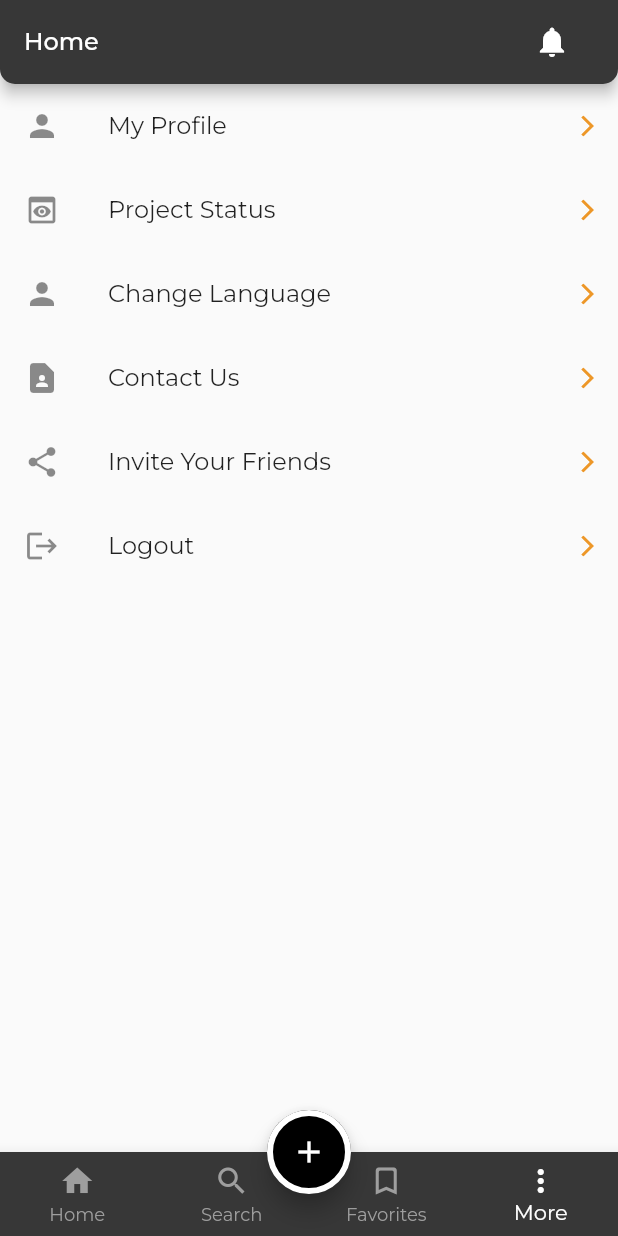
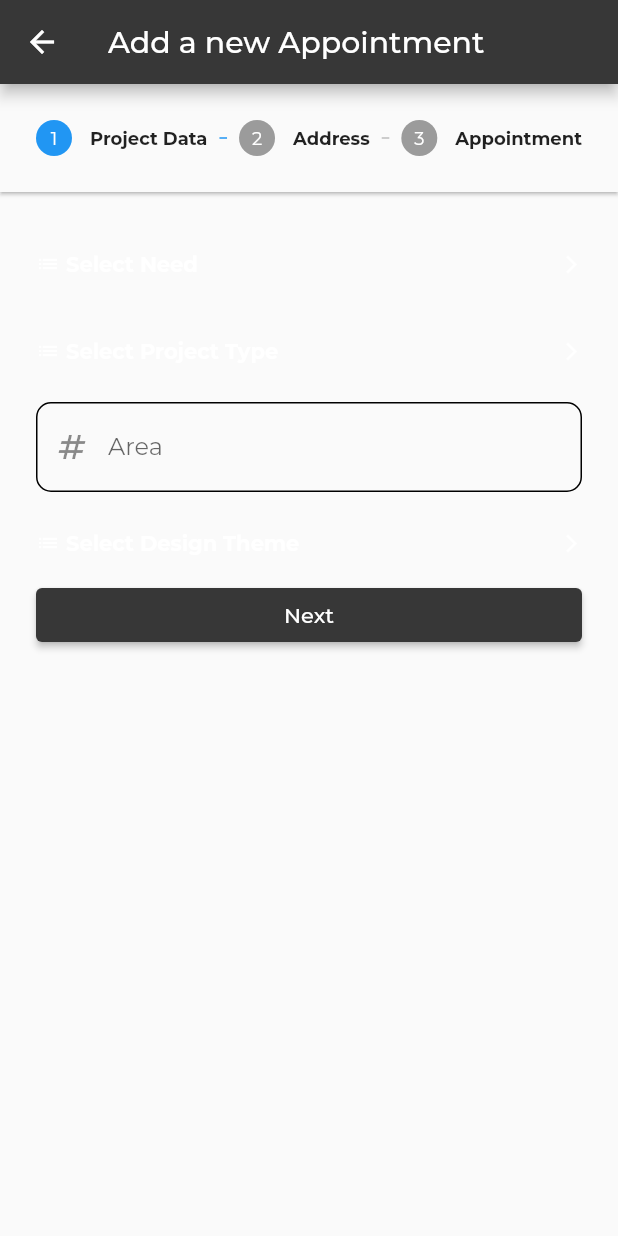
Before and after one commit to josephmaged/designsprit, a Flutter app: the MainScreenView screen opened by its route, item 4 of the bottom bar chosen, after a tap on the "add" icon, on a phone screen of 412 x 824 dp. Run offline on Flutter 3.47's test engine with Material 2 defaults, Android fonts, the phone set to English and light mode, and no system bars; our stand-ins replace bloc, cached_network_image, carousel_slider, dartz, dio, easy_localization and 13 more; accounts and stored records are empty; project files that could hold a hidden picture were left out.

Commit message:
add appointment screen

```diff
--- a/lib/core/utils/app_router.dart
+++ b/lib/core/utils/app_router.dart
@@ -1,3 +1,6 @@
+import 'package:designsprit/core/utils/service_locator.dart';
+import 'package:designsprit/features/add_appointment/presentation/cubit/add_appointment_cubit.dart';
+import 'package:designsprit/features/add_appointment/presentation/pages/add_appointment.dart';
 import 'package:designsprit/features/auth/login/presentation/pages/login_view.dart';
 import 'package:designsprit/features/auth/register/presentation/pages/register_view.dart';
 import 'package:designsprit/features/home/presentation/pages/home_view.dart';
@@ -6,6 +9,9 @@ import 'package:designsprit/features/more/presentation/pages/more_page.dart';
 import 'package:designsprit/features/onboarding/presentation/pages/onboarding_view.dart';
 import 'package:designsprit/features/profile/presentation/pages/profile_view.dart';
 import 'package:designsprit/features/splash/presentation/pages/splash_view.dart';
+import 'package:flutter/material.dart';
+import 'package:flutter_bloc/flutter_bloc.dart';
+import 'package:flutter_screenutil/flutter_screenutil.dart';
 import 'package:go_router/go_router.dart';
 
 abstract class AppRouter {
@@ -16,7 +22,7 @@ abstract class AppRouter {
   static const kBookDetailsView = '/bookDetailsView';
   static const kSearchView = '/searchView';
   static const kRegisterView = '/registerView';
-  static const kProjectView = '/projectView';
+  static const kAppointmentView = '/addAppointment';
   static const kMoreView = '/moreView';
   static const kProfileView = '/profileView';
 
@@ -24,7 +30,15 @@ abstract class AppRouter {
     routes: [
       GoRoute(
         path: '/',
-        builder: (context, state) => const SplashView(),
+        builder: (context, state) => ScreenUtilInit(
+          designSize: Size(
+            MediaQuery.of(context).size.width,
+            MediaQuery.of(context).size.height,
+          ),
+          builder: (BuildContext context, Widget? child) {
+            return const SplashView();
+          },
+        ),
       ),
       GoRoute(
         path: konBoardingView,
@@ -53,18 +67,14 @@ abstract class AppRouter {
       GoRoute(
         path: kProfileView,
         builder: (context, state) => const ProfileView(),
-      )
-      // GoRoute(
-      //   path: kBookDetailsView,
-      //   builder: (context, state) => BlocProvider(
-      //     create: (context) => SimilarBooksCubit(
-      //       getIt.get<HomeRepoImpl>(),
-      //     ),
-      //     child: BookDetailsView(
-      //       bookModel: state.extra as BookModel,
-      //     ),
-      //   ),
-      // ),
+      ),
+      GoRoute(
+        path: kAppointmentView,
+        builder: (context, state) => BlocProvider(
+          create: (context) => sl<AddAppointmentCubit>(),
+          child: const AddAppointment(),
+        ),
+      ),
     ],
   );
 }
--- a/lib/core/utils/service_locator.dart
+++ b/lib/core/utils/service_locator.dart
@@ -1,3 +1,4 @@
+import 'package:designsprit/features/add_appointment/presentation/cubit/add_appointment_cubit.dart';
 import 'package:designsprit/features/auth/login/data/data_sources/login_remote_data_source.dart';
 import 'package:designsprit/features/auth/login/data/repositories/login_repo.dart';
 import 'package:designsprit/features/auth/login/domain/repositories/base_login_repo.dart';
@@ -36,6 +37,7 @@ class SetupServiceLocator {
     sl.registerFactory(() => RegisterCubit(sl(), sl()));
     sl.registerFactory(() => MainScreenCubit());
     sl.registerFactory(() => HomeCubit(sl(), sl()));
+    sl.registerFactory(() => AddAppointmentCubit());
 
     /// Register
     /// USE CASES
--- a/lib/core/utils/strings.dart
+++ b/lib/core/utils/strings.dart
@@ -54,4 +54,5 @@ class AppStrings{
   static const String logout = 'Logout';
   static const String projectStatus = 'Project Status';
   static const String updateProfile = 'Update';
+  static const String addAppointment = 'Add a new Appointment';
 }
--- a/lib/core/widgets/custom_form_field.dart
+++ b/lib/core/widgets/custom_form_field.dart
@@ -1,5 +1,3 @@
-
-import 'package:country_code_picker/country_code_picker.dart';
 import 'package:flutter/material.dart';
 
 class CustomTextFormField extends StatelessWidget {
--- /dev/null
+++ b/lib/features/add_appointment/presentation/cubit/add_appointment_cubit.dart
@@ -0,0 +1,75 @@
+import 'package:bloc/bloc.dart';
+import 'package:designsprit/features/add_appointment/presentation/widgets/step_one_view.dart';
+import 'package:designsprit/features/add_appointment/presentation/widgets/step_three.dart';
+import 'package:designsprit/features/add_appointment/presentation/widgets/step_two_view.dart';
+import 'package:equatable/equatable.dart';
+import 'package:flutter/material.dart';
+import 'package:flutter_bloc/flutter_bloc.dart';
+import 'package:flutter_screenutil/flutter_screenutil.dart';
+
+part 'add_appointment_state.dart';
+
+class AddAppointmentCubit extends Cubit<AddAppointmentState> {
+  AddAppointmentCubit() : super(const AddAppointmentState());
+
+  static AddAppointmentCubit get(context) => BlocProvider.of(context);
+
+  int currentStep = 0;
+
+  void addStep() {
+    currentStep += 1;
+    emit(
+      state.copyWith(
+        currentStep: currentStep,
+      ),
+    );
+  }
+
+  void minusStep() {
+    currentStep -= 1;
+    emit(
+      state.copyWith(
+        currentStep: currentStep,
+      ),
+    );
+  }
+
+  List<Step> getSteps() => [
+        Step(
+          state: currentStep > 0 ? StepState.complete : StepState.indexed,
+          title: Text(
+            'Project Data',
+            style: TextStyle(
+              fontSize: 12.sp,
+              fontWeight: FontWeight.bold,
+            ),
+          ),
+          content: const StepOne(),
+          isActive: currentStep >= 0,
+        ),
+        Step(
+          state: currentStep > 1 ? StepState.complete : StepState.indexed,
+          title: Text(
+            'Address',
+            style: TextStyle(
+              fontSize: 12.sp,
+              fontWeight: FontWeight.bold,
+            ),
+          ),
+          content: StepTwo(),
+          isActive: currentStep >= 1,
+        ),
+        Step(
+          state: currentStep > 2 ? StepState.complete : StepState.indexed,
+          title: Text(
+            'Appointment',
+            style: TextStyle(
+              fontSize: 12.sp,
+              fontWeight: FontWeight.bold,
+            ),
+          ),
+          content: const StepThree(),
+          isActive: currentStep >= 2,
+        ),
+      ];
+}
--- /dev/null
+++ b/lib/features/add_appointment/presentation/cubit/add_appointment_state.dart
@@ -0,0 +1,22 @@
+part of 'add_appointment_cubit.dart';
+
+class AddAppointmentState extends Equatable {
+  final int? currentStep;
+
+  const AddAppointmentState({
+    this.currentStep,
+  });
+
+  AddAppointmentState copyWith({
+    int? currentStep,
+  }) {
+    return AddAppointmentState(
+      currentStep: currentStep ?? this.currentStep,
+    );
+  }
+
+  @override
+  List<Object?> get props => [
+        currentStep,
+      ];
+}
--- /dev/null
+++ b/lib/features/add_appointment/presentation/pages/add_appointment.dart
@@ -0,0 +1,62 @@
+import 'package:designsprit/core/utils/service_locator.dart';
+import 'package:designsprit/core/utils/strings.dart';
+import 'package:designsprit/features/add_appointment/presentation/cubit/add_appointment_cubit.dart';
+import 'package:flutter/material.dart';
+import 'package:flutter_bloc/flutter_bloc.dart';
+
+class AddAppointment extends StatelessWidget {
+  const AddAppointment({super.key});
+
+  @override
+  Widget build(BuildContext context) {
+    var cubit = AddAppointmentCubit.get(context);
+    return BlocConsumer<AddAppointmentCubit, AddAppointmentState>(
+      listener: (context, state) {},
+      builder: (context, state) {
+        return Scaffold(
+          appBar: AppBar(
+            title: const Text(AppStrings.addAppointment),
+          ),
+          body: Stepper(
+              steps: cubit.getSteps(),
+              currentStep: cubit.currentStep,
+              type: StepperType.horizontal,
+              elevation: 1,
+              onStepContinue: () {
+                final isLastStep = cubit.currentStep == cubit.getSteps().length - 1;
+                if (isLastStep) {
+                } else {
+                  cubit.addStep();
+                }
+              },
+              onStepCancel: () => cubit.currentStep == 0 ? null : cubit.minusStep(),
+              controlsBuilder: (context, details) {
+                return Row(
+                  mainAxisAlignment: MainAxisAlignment.spaceBetween,
+                  children: [
+                    if (cubit.currentStep != 0)
+                      Expanded(
+                        child: ElevatedButton(
+                          onPressed: details.onStepCancel,
+                          child: const Text("Previous"),
+                        ),
+                      ),
+                    if (cubit.currentStep != 0)
+                      const SizedBox(
+                        width: 50,
+                      ),
+                    Expanded(
+                      child: ElevatedButton(
+                        onPressed: details.onStepContinue,
+                        child: const Text("Next"),
+                      ),
+                    ),
+                  ],
+                );
+              },
+              onStepTapped: (value) => cubit.currentStep = value),
+        );
+      },
+    );
+  }
+}
--- /dev/null
+++ b/lib/features/add_appointment/presentation/widgets/step_one_view.dart
@@ -0,0 +1,217 @@
+import 'package:designsprit/core/widgets/custom_form_field.dart';
+import 'package:flutter/material.dart';
+
+class StepOne extends StatefulWidget {
+  const StepOne({Key? key}) : super(key: key);
+
+  @override
+  State<StepOne> createState() => _StepOneState();
+}
+
+class _StepOneState extends State<StepOne> {
+  final List<String> items = [
+    'Item1',
+    'Item2',
+    'Item3',
+    'Item4',
+    'Item5',
+    'Item6',
+    'Item7',
+    'Item8',
+  ];
+  String? selectedValue1;
+  String? selectedValue2;
+  String? selectedValue3;
+  String? selectedValue4;
+  TextEditingController area = TextEditingController();
+
+  @override
+  Widget build(BuildContext context) {
+    return SingleChildScrollView(
+      child: Column(
+        crossAxisAlignment: CrossAxisAlignment.stretch,
+        children: [
+          DropdownButtonHideUnderline(
+            child: DropdownButton(
+              isExpanded: true,
+              hint: Row(
+                children: const [
+                  Icon(
+                    Icons.list,
+                    size: 16,
+                    color: Colors.white,
+                  ),
+                  SizedBox(
+                    width: 4,
+                  ),
+                  Expanded(
+                    child: Text(
+                      'Select Need',
+                      style: TextStyle(
+                        fontSize: 14,
+                        fontWeight: FontWeight.bold,
+                        color: Colors.white,
+                      ),
+                      overflow: TextOverflow.ellipsis,
+                    ),
+                  ),
+                ],
+              ),
+              items: items
+                  .map((item) => DropdownMenuItem<String>(
+                        value: item,
+                        child: Text(
+                          item,
+                          style: const TextStyle(
+                            fontSize: 14,
+                            fontWeight: FontWeight.bold,
+                            color: Colors.white,
+                          ),
+                          overflow: TextOverflow.ellipsis,
+                        ),
+                      ))
+                  .toList(),
+              value: selectedValue1,
+              onChanged: (value) {
+                setState(() {
+                  selectedValue1 = value as String;
+                });
+              },
+              icon: const Icon(
+                Icons.arrow_forward_ios_outlined,
+              ),
+              iconSize: 14,
+              iconEnabledColor: Colors.white,
+              iconDisabledColor: Colors.grey,
+            ),
+          ),
+          const SizedBox(
+            height: 10,
+          ),
+          DropdownButtonHideUnderline(
+            child: DropdownButton(
+              isExpanded: true,
+              hint: Row(
+                children: const [
+                  Icon(
+                    Icons.list,
+                    size: 16,
+                    color: Colors.white,
+                  ),
+                  SizedBox(
+                    width: 4,
+                  ),
+                  Expanded(
+                    child: Text(
+                      'Select Project Type',
+                      style: TextStyle(
+                        fontSize: 14,
+                        fontWeight: FontWeight.bold,
+                        color: Colors.white,
+                      ),
+                      overflow: TextOverflow.ellipsis,
+                    ),
+                  ),
+                ],
+              ),
+              items: items
+                  .map((item) => DropdownMenuItem<String>(
+                        value: item,
+                        child: Text(
+                          item,
+                          style: const TextStyle(
+                            fontSize: 14,
+                            fontWeight: FontWeight.bold,
+                            color: Colors.white,
+                          ),
+                          overflow: TextOverflow.ellipsis,
+                        ),
+                      ))
+                  .toList(),
+              value: selectedValue2,
+              onChanged: (value) {
+                setState(() {
+                  selectedValue2 = value as String;
+                });
+              },
+              icon: const Icon(
+                Icons.arrow_forward_ios_outlined,
+              ),
+              iconSize: 14,
+              iconEnabledColor: Colors.white,
+              iconDisabledColor: Colors.grey,
+            ),
+          ),
+          const SizedBox(
+            height: 10,
+          ),
+          CustomTextFormField(
+            controller: area,
+            textInputType: TextInputType.number,
+            validator: (value) {},
+            label: 'Area',
+            prefixWidget: const Icon(Icons.numbers),
+            errorMessage: 'Please enter Area',
+          ),
+          const SizedBox(
+            height: 10,
+          ),
+          DropdownButtonHideUnderline(
+            child: DropdownButton(
+              isExpanded: true,
+              hint: Row(
+                children: const [
+                  Icon(
+                    Icons.list,
+                    size: 16,
+                    color: Colors.white,
+                  ),
+                  SizedBox(
+                    width: 4,
+                  ),
+                  Expanded(
+                    child: Text(
+                      'Select Design Theme',
+                      style: TextStyle(
+                        fontSize: 14,
+                        fontWeight: FontWeight.bold,
+                        color: Colors.white,
+                      ),
+                      overflow: TextOverflow.ellipsis,
+                    ),
+                  ),
+                ],
+              ),
+              items: items
+                  .map((item) => DropdownMenuItem<String>(
+                        value: item,
+                        child: Text(
+                          item,
+                          style: const TextStyle(
+                            fontSize: 14,
+                            fontWeight: FontWeight.bold,
+                            color: Colors.white,
+                          ),
+                          overflow: TextOverflow.ellipsis,
+                        ),
+                      ))
+                  .toList(),
+              value: selectedValue4,
+              onChanged: (value) {
+                setState(() {
+                  selectedValue4 = value as String;
+                });
+              },
+              icon: const Icon(
+                Icons.arrow_forward_ios_outlined,
+              ),
+              iconSize: 14,
+              iconEnabledColor: Colors.white,
+              iconDisabledColor: Colors.grey,
+            ),
+          ),
+        ],
+      ),
+    );
+  }
+}
--- /dev/null
+++ b/lib/features/add_appointment/presentation/widgets/step_three.dart
@@ -0,0 +1,116 @@
+import 'package:flutter/material.dart';
+import 'package:syncfusion_flutter_calendar/calendar.dart';
+
+class StepThree extends StatefulWidget {
+  const StepThree({Key? key}) : super(key: key);
+
+  @override
+  State<StepThree> createState() => _StepThreeState();
+}
+
+class _StepThreeState extends State<StepThree> {
+  List<Meeting> _getDataSource() {
+    final List<Meeting> meetings = <Meeting>[];
+    final DateTime today = DateTime.now();
+    final DateTime startTime = DateTime(today.year, today.month, today.day, 13);
+    final DateTime endTime = startTime.add(const Duration(hours: 4));
+    meetings.add(Meeting(
+        'Conference demo', startTime, endTime, const Color(0xFF0F8644), false));
+    return meetings;
+  }
+
+  final List<CalendarView> _allowedViews = <CalendarView>[
+    CalendarView.timelineDay,
+    CalendarView.timelineWeek,
+    CalendarView.timelineWorkWeek,
+    CalendarView.timelineMonth,
+    CalendarView.day,
+    CalendarView.week,
+    CalendarView.workWeek,
+    CalendarView.month,
+    CalendarView.schedule
+  ];
+
+  @override
+  Widget build(BuildContext context) {
+    return SfCalendar(
+        controller: CalendarController(),
+        allowedViews: _allowedViews,
+        initialSelectedDate: DateTime.now(),
+        view: CalendarView.month,
+        showNavigationArrow: true,
+        showDatePickerButton: true,
+        blackoutDatesTextStyle:
+            TextStyle(decoration: TextDecoration.overline, color: Colors.red),
+        dataSource: MeetingDataSource(_getDataSource()),
+        monthViewSettings: const MonthViewSettings(
+            appointmentDisplayMode: MonthAppointmentDisplayMode.appointment),
+        initialDisplayDate: DateTime(
+            DateTime.now().year, DateTime.now().month, DateTime.now().day),
+        timeSlotViewSettings: const TimeSlotViewSettings(
+            minimumAppointmentDuration: Duration(minutes: 60)));
+  }
+}
+
+class MeetingDataSource extends CalendarDataSource {
+  /// Creates a meeting data source, which used to set the appointment
+  /// collection to the calendar
+  MeetingDataSource(List<Meeting> source) {
+    appointments = source;
+  }
+
+  @override
+  DateTime getStartTime(int index) {
+    return _getMeetingData(index).from;
+  }
+
+  @override
+  DateTime getEndTime(int index) {
+    return _getMeetingData(index).to;
+  }
+
+  @override
+  String getSubject(int index) {
+    return _getMeetingData(index).eventName;
+  }
+
+  @override
+  Color getColor(int index) {
+    return _getMeetingData(index).background;
+  }
+
+  @override
+  bool isAllDay(int index) {
+    return _getMeetingData(index).isAllDay;
+  }
+
+  Meeting _getMeetingData(int index) {
+    final dynamic meeting = appointments![index];
+    late final Meeting meetingData;
+    if (meeting is Meeting) {
+      meetingData = meeting;
+    }
+
+    return meetingData;
+  }
+}
+
+class Meeting {
+  /// Creates a meeting class with required details.
+  Meeting(this.eventName, this.from, this.to, this.background, this.isAllDay);
+
+  /// Event name which is equivalent to subject property of [Appointment].
+  String eventName;
+
+  /// From which is equivalent to start time property of [Appointment].
+  DateTime from;
+
+  /// To which is equivalent to end time property of [Appointment].
+  DateTime to;
+
+  /// Background which is equivalent to color property of [Appointment].
+  Color background;
+
+  /// IsAllDay which is equivalent to isAllDay property of [Appointment].
+  bool isAllDay;
+}
--- /dev/null
+++ b/lib/features/add_appointment/presentation/widgets/step_two_view.dart
@@ -0,0 +1,57 @@
+import 'package:designsprit/core/widgets/custom_form_field.dart';
+import 'package:flutter/material.dart';
+
+class StepTwo extends StatelessWidget {
+  TextEditingController country = TextEditingController();
+  TextEditingController government = TextEditingController();
+  TextEditingController region = TextEditingController();
+  TextEditingController address = TextEditingController();
+
+  @override
+  Widget build(BuildContext context) {
+    return Column(
+      children: [
+        CustomTextFormField(
+          controller: country,
+          textInputType: TextInputType.streetAddress,
+          validator: (value) {},
+          label: 'Country',
+          errorMessage: 'Please enter a country',
+        ),
+        const SizedBox(
+          height: 10,
+        ),
+        CustomTextFormField(
+          controller: country,
+          textInputType: TextInputType.streetAddress,
+          validator: (value) {},
+          label: 'Government',
+          errorMessage: 'Please enter a government',
+        ),
+        const SizedBox(
+          height: 10,
+        ),
+        CustomTextFormField(
+          controller: country,
+          textInputType: TextInputType.streetAddress,
+          validator: (value) {},
+          label: 'Region',
+          errorMessage: 'Please enter a region',
+        ),
+        const SizedBox(
+          height: 10,
+        ),
+        CustomTextFormField(
+          controller: country,
+          textInputType: TextInputType.streetAddress,
+          validator: (value) {},
+          label: 'Address',
+          errorMessage: 'Please enter address',
+        ),
+        const SizedBox(
+          height: 10,
+        ),
+      ],
+    );
+  }
+}
--- a/lib/features/auth/login/presentation/widgets/login_view_body.dart
+++ b/lib/features/auth/login/presentation/widgets/login_view_body.dart
@@ -1,9 +1,7 @@
 import 'package:designsprit/constants.dart';
 import 'package:designsprit/core/utils/app_router.dart';
 import 'package:designsprit/core/utils/assets.dart';
-import 'package:designsprit/core/utils/cache_helper.dart';
 import 'package:designsprit/core/utils/enum.dart';
-import 'package:designsprit/core/utils/function/custom_snack_bar.dart';
 import 'package:designsprit/core/utils/strings.dart';
 import 'package:designsprit/core/utils/styles.dart';
 import 'package:designsprit/core/utils/validator.dart';
@@ -14,9 +12,7 @@ import 'package:designsprit/features/auth/login/presentation/cubit/login_cubit.d
 import 'package:flutter/material.dart';
 import 'package:flutter_bloc/flutter_bloc.dart';
 import 'package:go_router/go_router.dart';
-import 'package:modal_progress_hud_nsn/modal_progress_hud_nsn.dart';
 
-import 'login_form.dart';
 
 class LoginViewBody extends StatelessWidget {
   final _formKey = GlobalKey<FormState>();
--- a/lib/features/auth/register/presentation/widgets/register_view_body.dart
+++ b/lib/features/auth/register/presentation/widgets/register_view_body.dart
@@ -1,4 +1,3 @@
-import 'package:country_code_picker/country_code_picker.dart';
 import 'package:designsprit/core/utils/app_router.dart';
 import 'package:designsprit/core/utils/assets.dart';
 import 'package:designsprit/core/utils/enum.dart';
@@ -69,7 +68,7 @@ class RegisterViewBody extends StatelessWidget {
                             const SizedBox(
                               height: 12,
                             ),
-                            CustomTextFormField(
+                            /*CustomTextFormField(
                               validator: (value) => Validator.validateNumber(value),
                               prefixWidget: CountryCodePicker(
                                 initialSelection: initialCountry,
@@ -84,7 +83,7 @@ class RegisterViewBody extends StatelessWidget {
                               errorMessage: "Enter your phone number",
                               label: "Phone Number",
                               textInputType: TextInputType.phone,
-                            ),
+                            ),*/
                             const SizedBox(
                               height: 12,
                             ),
--- a/lib/features/main_screen/page/main_screen_view.dart
+++ b/lib/features/main_screen/page/main_screen_view.dart
@@ -36,7 +36,7 @@ class MainScreenView extends StatelessWidget {
               ),
             ),
             onPressed: () {
-              GoRouter.of(context).pushNamed(AppRouter.kProjectView);
+              GoRouter.of(context).push(AppRouter.kAppointmentView);
             },
             child: const Icon(Icons.add),
           ),
--- a/lib/main.dart
+++ b/lib/main.dart
@@ -3,7 +3,7 @@ import 'package:designsprit/core/utils/app_router.dart';
 import 'package:designsprit/core/utils/bloc_observer.dart';
 import 'package:designsprit/core/utils/cache_helper.dart';
 import 'package:designsprit/core/utils/service_locator.dart';
-import 'package:designsprit/features/auth/register/presentation/cubit/register_cubit.dart';
+import 'package:flutter_screenutil/flutter_screenutil.dart';
 import 'package:designsprit/features/home/presentation/cubit/home_cubit.dart';
 import 'package:designsprit/features/main_screen/cubit/main_screen_cubit.dart';
 import 'package:designsprit/firebase_options.dart';
@@ -47,7 +47,7 @@ class MyApp extends StatelessWidget {
           elevatedButtonTheme: ElevatedButtonThemeData(
             style: ButtonStyle(
               backgroundColor: MaterialStateProperty.all<Color>(kPrimaryColor),
-            )
+            ),
           ),
           floatingActionButtonTheme: const FloatingActionButtonThemeData(
             backgroundColor: Colors.black,
```
Also changed, not shown: pubspec.yaml (+22 -20 lines), pubspec.lock.
